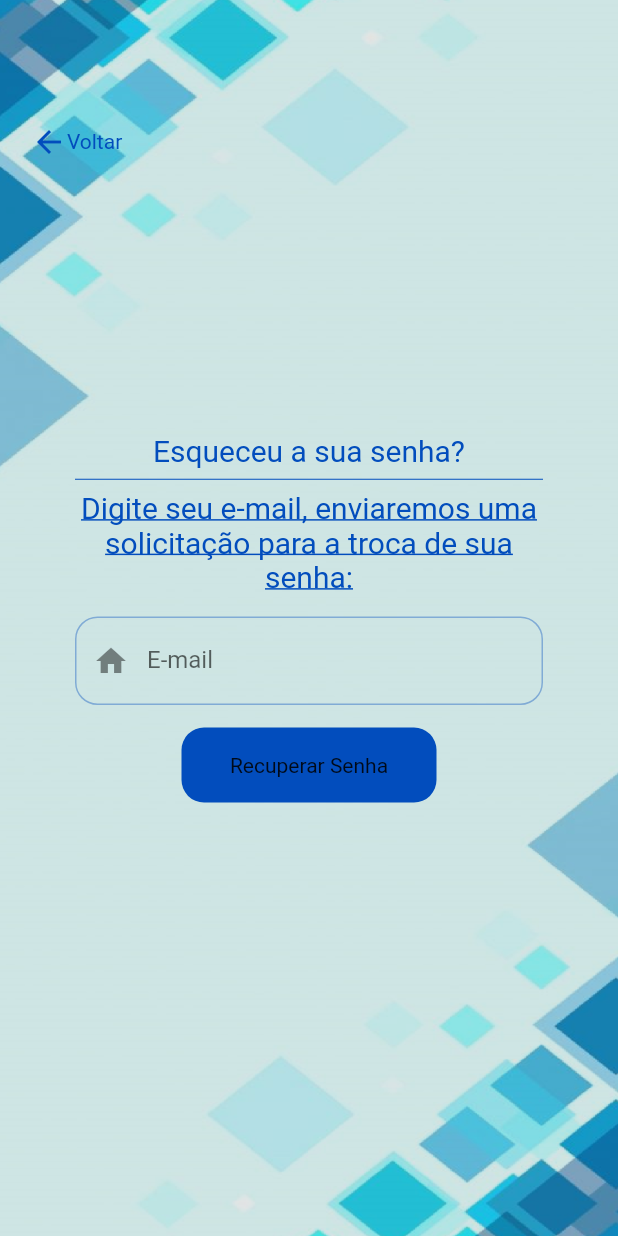
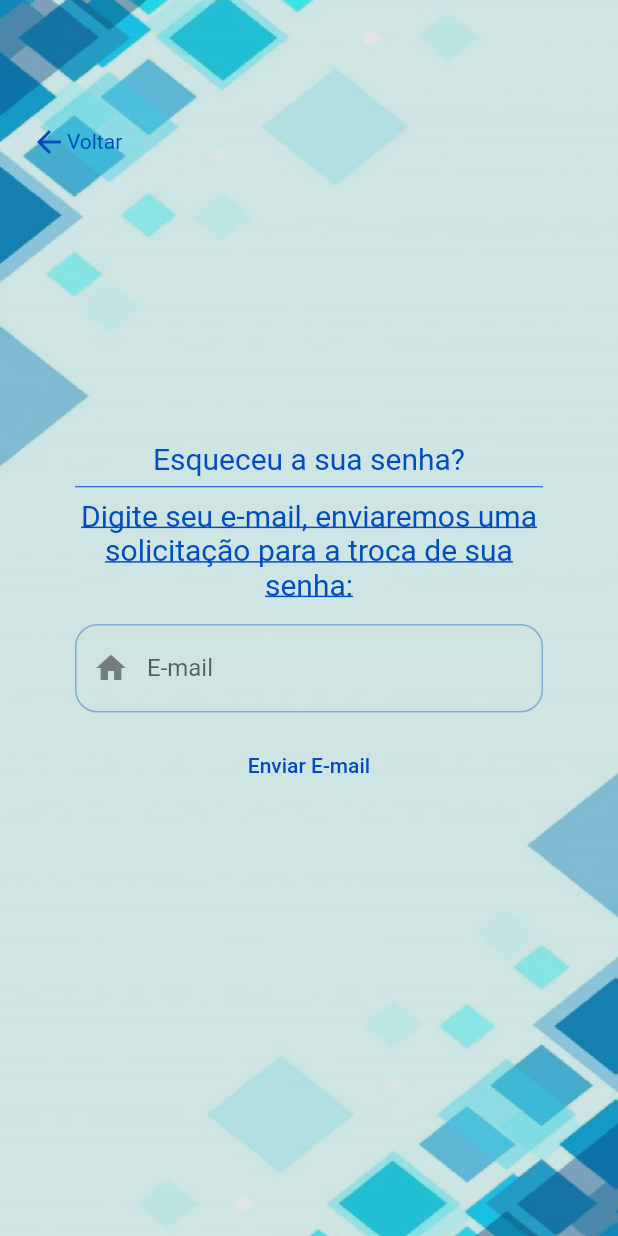
Before and after one commit to NylanderOSJunior/appfurtos, a Flutter app: the screen it shows after launch, after a tap on "Recuperar Senha", on a phone screen of 412 x 824 dp. Run offline on Flutter 3.47's test engine with Material 2 defaults, Android fonts, the light colour scheme and no system bars; our stand-ins replace flutter_modular, flutter_triple.

Commit message:
Alteração na recuperação de senhas

```diff
--- a/lib/app/app_widget.dart
+++ b/lib/app/app_widget.dart
@@ -6,6 +6,7 @@ class AppWidget extends StatelessWidget {
   @override
   Widget build(BuildContext context) {
     return MaterialApp(
+      debugShowCheckedModeBanner: false,
       title: 'AppFurtos',
       theme: theme,
     ).modular();
--- a/lib/app/modules/login/pages/password_recovery_page.dart
+++ b/lib/app/modules/login/pages/password_recovery_page.dart
@@ -127,20 +127,15 @@ class _PasswordRecoverPageState extends State<PasswordRecoverPage> {
                             const SizedBox(
                               height: 15,
                             ),
-                            TripleBuilder<LoginStore, Exception, UserModel>(
-                              builder: (_, triple) {
-                                return CommonButtonWidget(
-                                  onTap: store.isLoading
-                                      ? null
-                                      : () async {
-                                          // if (_formKey.currentState!.validate()) {
-
-                                          await store.login();
-                                          // }
-                                        },
-                                  label: 'Recuperar Senha',
-                                );
-                              },
+                            Container(
+                              height: 40,
+                              alignment: Alignment.center,
+                              child: TextButton(
+                                child: const Text(
+                                  'Enviar E-mail',
+                                ),
+                                onPressed: () {},
+                              ),
                             ),
                           ],
                         ),
```
Also changed, not shown: lib/main.dart (line endings or trailing spaces).
